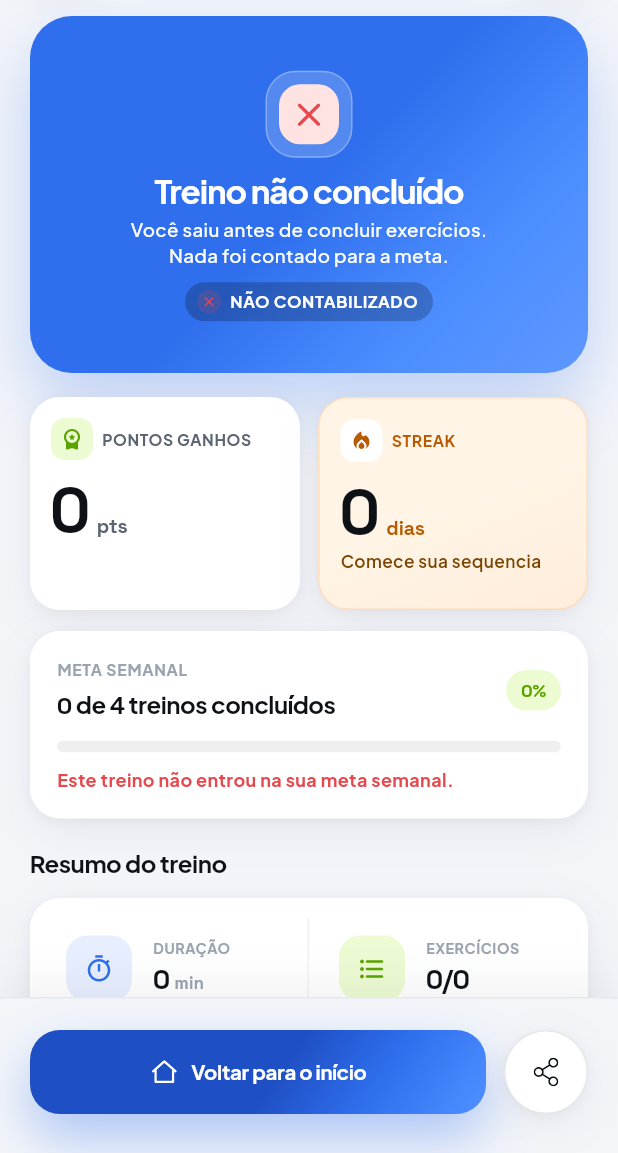
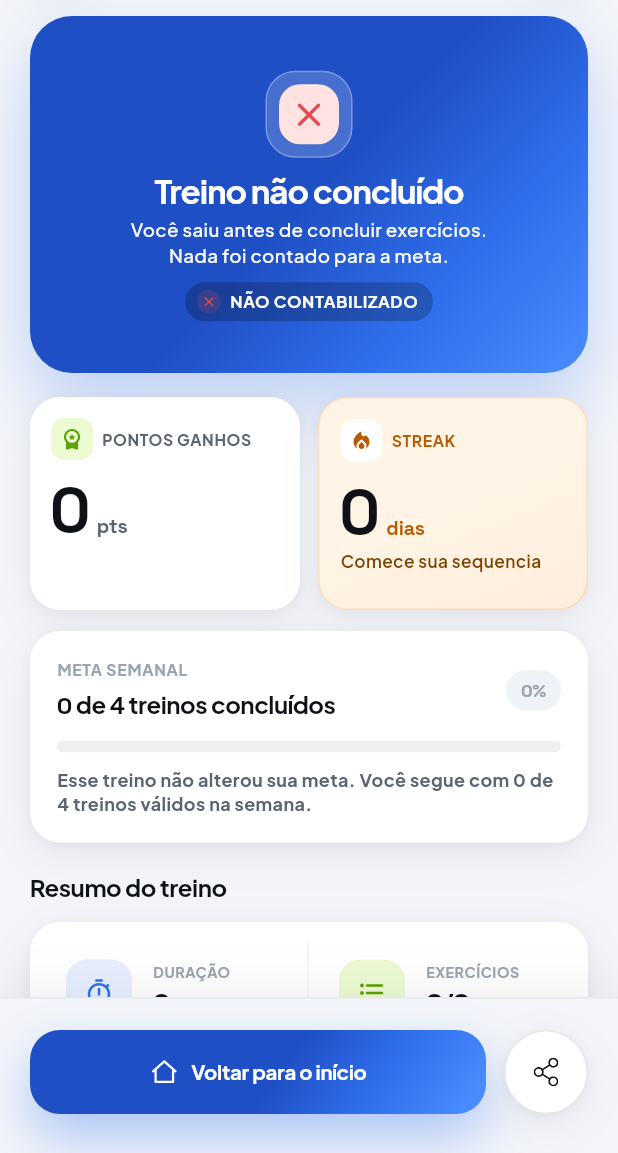
Before and after one commit to tAQUES14/GymUp, a Flutter app: the WorkoutCompletePage screen opened directly with empty values, on a phone screen of 412 x 824 dp, the part 83-1236 px from its top. Run offline on Flutter 3.47's test engine with Material 3 defaults, Android fonts, the phone set to English and light mode, and no system bars; our stand-ins replace app_links, fl_chart, flutter_svg, google_fonts, google_sign_in, image_picker and 5 more; missing offline and left inert: dart:js_interop, dart:ui_web, mobile_scanner; accounts and stored records are empty.

Commit message:
fix: distinguish incomplete workout results

```diff
--- a/mobile/gymup/lib/features/workouts/workout_complete_page.dart
+++ b/mobile/gymup/lib/features/workouts/workout_complete_page.dart
@@ -71,6 +71,8 @@ class _WorkoutCompletePageState extends State<WorkoutCompletePage> {
   bool get _hasPoints => widget.noPointsReason == null && widget.pontosGerados > 0;
   bool get _completedAnyExercise => widget.setsConcluidos > 0;
   bool get _wasAbandoned => !_completedAnyExercise;
+  bool get _isInvalid => widget.noPointsReason != null;
+  bool get _isCompletedWorkout => _hasPoints;
 
   @override
   void initState() {
@@ -102,7 +104,9 @@ class _WorkoutCompletePageState extends State<WorkoutCompletePage> {
           .writeAsBytes(imageBytes);
       await Share.shareXFiles(
         [XFile(file.path)],
-        text: 'Treino concluido no GymUp!',
+        text: _isCompletedWorkout
+            ? 'Treino concluido no GymUp!'
+            : 'Treino registrado no GymUp.',
       );
     } finally {
       if (mounted) setState(() => _shareLoading = false);
@@ -123,7 +127,7 @@ class _WorkoutCompletePageState extends State<WorkoutCompletePage> {
           streak: widget.streak,
           duracaoMinutos: widget.duracaoMinutos,
           setsConcluidos: widget.setsConcluidos,
-          completed: !_wasAbandoned,
+          completed: _isCompletedWorkout,
         ),
         onShare: _shareCard,
         isLoading: _shareLoading,
@@ -194,7 +198,9 @@ class _WorkoutCompletePageState extends State<WorkoutCompletePage> {
         ? 'Treino encerrado'
         : _hasPoints
             ? 'Treino concluído'
-            : 'Treino finalizado';
+            : _isInvalid
+                ? 'Treino sem validação'
+                : 'Treino registrado';
     return Row(
       children: [
         _circleButton(
@@ -240,36 +246,36 @@ class _WorkoutCompletePageState extends State<WorkoutCompletePage> {
   }
 
   Widget _heroCard() {
-    final heroIcon = _wasAbandoned
+    final heroIcon = _isCompletedWorkout
+        ? Icons.check_rounded
+        : _wasAbandoned
             ? Icons.close_rounded
-        : _hasPoints
-            ? Icons.check_rounded
-            : Icons.bookmark_added_rounded;
-    final iconBg = _wasAbandoned
+            : Icons.info_outline_rounded;
+    final iconBg = _isCompletedWorkout
+        ? const Color(0xFFEDFBD3)
+        : _wasAbandoned
             ? const Color(0xFFFFE3E3)
-        : _hasPoints
-            ? const Color(0xFFEDFBD3)
-            : const Color(0xFFE7EEFE);
-    final iconColor = _wasAbandoned
+            : const Color(0xFFFFEDDC);
+    final iconColor = _isCompletedWorkout
+        ? _kGreen
+        : _wasAbandoned
             ? const Color(0xFFE5484D)
-        : _hasPoints
-            ? _kGreen
-            : _kBlueDark;
-    final title = _wasAbandoned
+            : const Color(0xFFFF7A1A);
+    final title = _isCompletedWorkout
+        ? 'Treino concluído!'
+        : _wasAbandoned
             ? 'Treino não concluído'
-        : _hasPoints
-            ? 'Treino concluído!'
-            : 'Treino salvo';
-    final subtitle = _wasAbandoned
+            : 'Treino não validado';
+    final subtitle = _isCompletedWorkout
+        ? 'Você completou o treino de hoje com\nsucesso.'
+        : _wasAbandoned
             ? 'Você saiu antes de concluir exercícios.\nNada foi contado para a meta.'
-        : _hasPoints
-            ? 'Você completou o treino de hoje com\nsucesso.'
-            : 'Seu progresso foi salvo, mas sem pontos.';
-    final badge = _wasAbandoned
+            : 'Seu treino foi salvo, mas não gerou\npontos nem meta semanal.';
+    final badge = _isCompletedWorkout
+        ? 'TREINO VÁLIDO'
+        : _wasAbandoned
             ? 'NÃO CONTABILIZADO'
-        : _hasPoints
-            ? 'TREINO VÁLIDO'
-            : 'TREINO SALVO';
+            : 'SEM PONTOS';
     return Container(
       width: double.infinity,
       height: 238,
@@ -279,7 +285,7 @@ class _WorkoutCompletePageState extends State<WorkoutCompletePage> {
         gradient: const LinearGradient(
           begin: Alignment(0.08, -0.12),
           end: Alignment(0.92, 1.12),
-          colors: [Color(0xFF2F6FED), Color(0xFF4A8CFF), Color(0xFF5E98FF)],
+          colors: [Color(0xFF1F4FC4), Color(0xFF2F6FED), Color(0xFF4A8CFF)],
         ),
         borderRadius: BorderRadius.circular(28),
         boxShadow: [
@@ -497,11 +503,14 @@ class _WorkoutCompletePageState extends State<WorkoutCompletePage> {
     final done = (total - remaining).clamp(0, total);
     final progress = total == 0 ? 0.0 : done / total;
     final remainingLabel = remaining == 1 ? '1 treino' : '$remaining treinos';
-    final statusText = _wasAbandoned
-        ? 'Este treino não entrou na sua meta semanal.'
+    final statusText = !_isCompletedWorkout
+        ? 'Esse treino não alterou sua meta. Você segue com $done de $total treinos válidos na semana.'
         : remaining == 0
             ? 'Meta da semana completa. Boa!'
             : 'Falta $remainingLabel para completar sua meta da semana.';
+    final progressColor = _isCompletedWorkout ? _kGreen : const Color(0xFF9AA3B0);
+    final progressBg =
+        _isCompletedWorkout ? const Color(0xFFEDFBD3) : const Color(0xFFEFF3F8);
     return Container(
       width: double.infinity,
       padding: const EdgeInsets.all(18),
@@ -559,7 +568,7 @@ class _WorkoutCompletePageState extends State<WorkoutCompletePage> {
               Container(
                 padding: const EdgeInsets.symmetric(horizontal: 10, vertical: 5),
                 decoration: BoxDecoration(
-                  color: const Color(0xFFEDFBD3),
+                  color: progressBg,
                   borderRadius: BorderRadius.circular(100),
                 ),
                 child: Text(
@@ -567,7 +576,7 @@ class _WorkoutCompletePageState extends State<WorkoutCompletePage> {
                   style: _sg(
                     size: 12,
                     weight: FontWeight.w700,
-                    color: _kGreen,
+                    color: progressColor,
                     letterSpacing: -0.1,
                   ),
                 ),
@@ -596,18 +605,22 @@ class _WorkoutCompletePageState extends State<WorkoutCompletePage> {
                     child: Container(
                       height: 8,
                       decoration: BoxDecoration(
-                        gradient: const LinearGradient(
+                        gradient: LinearGradient(
                           begin: Alignment.centerLeft,
                           end: Alignment.centerRight,
-                          colors: [Color(0xFF5BA300), Color(0xFFA6E000)],
+                          colors: _isCompletedWorkout
+                              ? const [Color(0xFF5BA300), Color(0xFFA6E000)]
+                              : const [Color(0xFF9AA3B0), Color(0xFFCBD3DD)],
                         ),
                         borderRadius: BorderRadius.circular(100),
-                        boxShadow: [
+                        boxShadow: _isCompletedWorkout
+                            ? [
                                 BoxShadow(
                                   color: const Color(0xFFA6E000).withValues(alpha: 0.4),
                                   blurRadius: 8,
                                 ),
-                        ],
+                              ]
+                            : null,
                       ),
                     ),
                   ),
@@ -620,8 +633,8 @@ class _WorkoutCompletePageState extends State<WorkoutCompletePage> {
             statusText,
             style: _pjs(
               size: 12,
-              weight: _wasAbandoned ? FontWeight.w700 : FontWeight.w600,
-              color: _wasAbandoned ? const Color(0xFFE5484D) : const Color(0xFF5B6472),
+              weight: !_isCompletedWorkout ? FontWeight.w700 : FontWeight.w600,
+              color: const Color(0xFF5B6472),
               height: 1.35,
             ),
           ),
--- a/mobile/gymup/lib/features/workouts/workout_share_card.dart
+++ b/mobile/gymup/lib/features/workouts/workout_share_card.dart
@@ -59,18 +59,6 @@ class WorkoutShareCard extends StatelessWidget {
           borderRadius: BorderRadius.circular(28),
           child: Stack(
             children: [
-              Positioned(
-                right: -18,
-                top: 34,
-                child: Container(
-                  width: 142,
-                  height: 96,
-                  decoration: BoxDecoration(
-                    color: Colors.white.withValues(alpha: 0.10),
-                    borderRadius: BorderRadius.circular(26),
-                  ),
-                ),
-              ),
               Padding(
                 padding: const EdgeInsets.all(22),
                 child: Column(
--- a/mobile/gymup/lib/features/workouts/workout_step_page.dart
+++ b/mobile/gymup/lib/features/workouts/workout_step_page.dart
@@ -171,12 +171,10 @@ class _WorkoutStepPageState extends State<WorkoutStepPage> with WidgetsBindingOb
   // ── Progress reporting ────────────────────────────────────────────────────
 
   Future<void> _sendProgress(int totalExercises) async {
-    // Use the furthest point reached: either exercises explicitly marked done
-    // or the current index (when user skipped forward via the arrow).
-    final best = _completedExercises > _currentExerciseIndex
-        ? _completedExercises
-        : _currentExerciseIndex;
-    final progress = ((best / totalExercises) * 100).round().clamp(0, 100);
+    // Progress only counts exercises actually completed. Skipping ahead should
+    // never make an unfinished workout look valid to the backend.
+    final completed = _completedExercises.clamp(0, totalExercises);
+    final progress = ((completed / totalExercises) * 100).round().clamp(0, 100);
     try {
       final session = await _workoutService.updateProgress(progress);
       if (!mounted) return;
@@ -1290,12 +1288,8 @@ class _WorkoutStepPageState extends State<WorkoutStepPage> with WidgetsBindingOb
     if (_session == null || _workout == null) return false;
     final total = _workout!.exercises.length;
     if (total == 0) return false;
-    final best = _completedExercises > _currentExerciseIndex
-        ? _completedExercises
-        : _currentExerciseIndex;
-    final localProgress = ((best / total) * 100).round().clamp(0, 100);
-    final displayProgress =
-        localProgress > _session!.progress ? localProgress : _session!.progress;
+    final completed = _completedExercises.clamp(0, total);
+    final displayProgress = ((completed / total) * 100).round().clamp(0, 100);
     final minSecs = _session!.minMinutes * 60;
     return _elapsed.inSeconds >= minSecs && displayProgress >= _session!.minProgress;
   }
```
Lines whose indentation alone changed are shown as unchanged.
